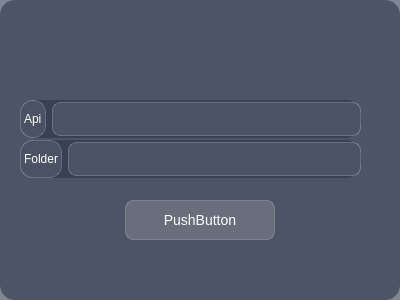
Qt form src/logintranslator.ui (GreeAI/English-cards) before a commit.
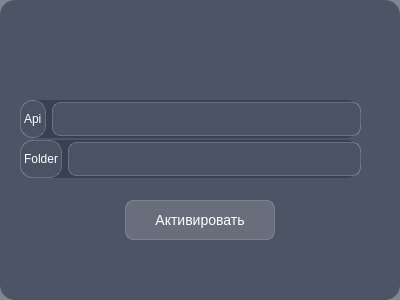
The same form after that commit.

Commit message: Fixed the text of the button

What changed in the file:
```diff
--- a/src/logintranslator.ui
+++ b/src/logintranslator.ui
@@ -85,10 +85,10 @@
     </rect>
    </property>
    <property name="text">
-    <string>PushButton</string>
+    <string>Активировать</string>
    </property>
   </widget>
-  <widget class="QWidget" name="">
+  <widget class="QWidget" name="layoutWidget">
    <property name="geometry">
     <rect>
      <x>20</x>
@@ -110,7 +110,7 @@
     </item>
    </layout>
   </widget>
-  <widget class="QWidget" name="">
+  <widget class="QWidget" name="layoutWidget">
    <property name="geometry">
     <rect>
      <x>20</x>
```
